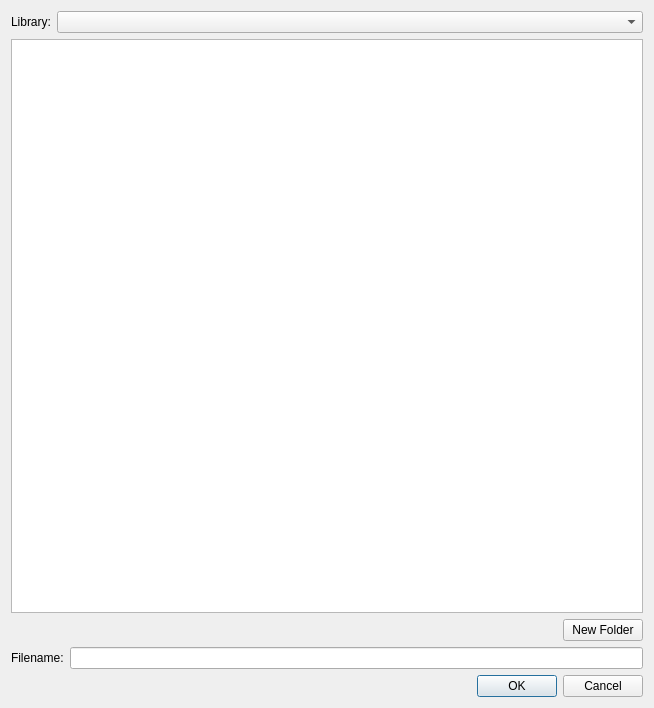
First picture: the form in src/Mod/Material/Gui/MaterialSave.ui, repository southseact-3d/fcd, before the edit.
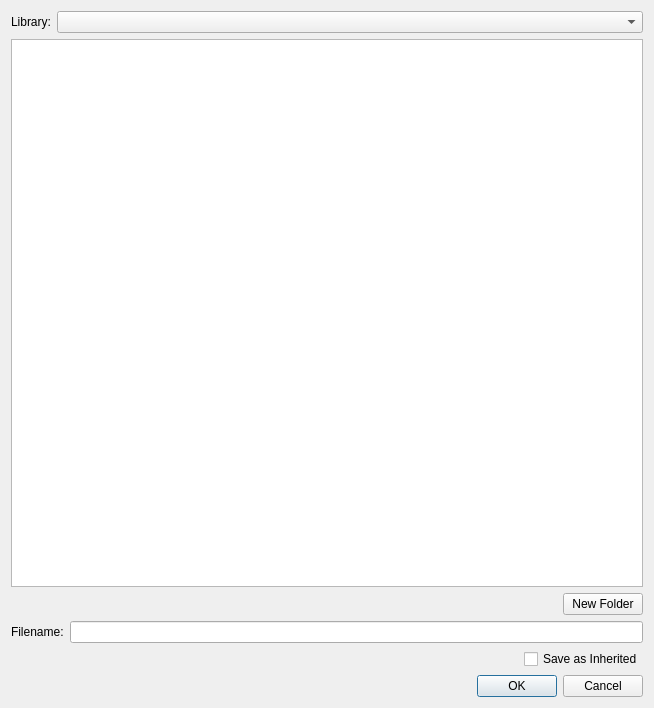
Second picture: the form after the edit.

Commit message: Material: Material editor enhancements

```diff
--- a/src/Mod/Material/Gui/MaterialSave.ui
+++ b/src/Mod/Material/Gui/MaterialSave.ui
@@ -83,6 +83,30 @@
      </item>
     </layout>
    </item>
+   <item>
+    <layout class="QHBoxLayout" name="horizontalLayout_4">
+     <item>
+      <spacer name="horizontalSpacer_2">
+       <property name="orientation">
+        <enum>Qt::Horizontal</enum>
+       </property>
+       <property name="sizeHint" stdset="0">
+        <size>
+         <width>40</width>
+         <height>20</height>
+        </size>
+       </property>
+      </spacer>
+     </item>
+     <item>
+      <widget class="QCheckBox" name="checkDerived">
+       <property name="text">
+        <string>Save as Inherited</string>
+       </property>
+      </widget>
+     </item>
+    </layout>
+   </item>
    <item>
     <widget class="QDialogButtonBox" name="standardButtons">
      <property name="orientation">
```
The commit also changes 228 other files.
